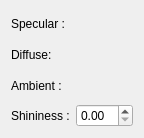
Old version of the form src/basic/materialeditor.ui in the repository alchmalu/basicvortex.
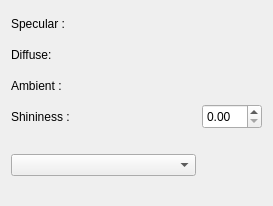
New version of the form.

Commit message: Ajout de l'aperçu des textures / Modification de l'aperçu de la bbox

Diff of the .ui file:
```diff
--- a/src/basic/materialeditor.ui
+++ b/src/basic/materialeditor.ui
@@ -6,8 +6,8 @@
    <rect>
     <x>0</x>
     <y>0</y>
-    <width>141</width>
-    <height>136</height>
+    <width>273</width>
+    <height>202</height>
    </rect>
   </property>
   <property name="windowTitle">
@@ -21,6 +21,94 @@
      </property>
     </widget>
    </item>
+   <item row="4" column="1">
+    <widget class="QDoubleSpinBox" name="spinBoxShininess">
+     <property name="minimumSize">
+      <size>
+       <width>60</width>
+       <height>25</height>
+      </size>
+     </property>
+     <property name="maximumSize">
+      <size>
+       <width>60</width>
+       <height>25</height>
+      </size>
+     </property>
+    </widget>
+   </item>
+   <item row="5" column="0">
+    <widget class="QComboBox" name="comboBoxTexture"/>
+   </item>
+   <item row="1" column="1">
+    <widget class="QPushButton" name="diffuseButton">
+     <property name="minimumSize">
+      <size>
+       <width>60</width>
+       <height>25</height>
+      </size>
+     </property>
+     <property name="maximumSize">
+      <size>
+       <width>60</width>
+       <height>25</height>
+      </size>
+     </property>
+     <property name="autoFillBackground">
+      <bool>true</bool>
+     </property>
+     <property name="text">
+      <string/>
+     </property>
+     <property name="iconSize">
+      <size>
+       <width>60</width>
+       <height>25</height>
+      </size>
+     </property>
+     <property name="flat">
+      <bool>true</bool>
+     </property>
+    </widget>
+   </item>
+   <item row="0" column="1">
+    <widget class="QPushButton" name="specularButton">
+     <property name="minimumSize">
+      <size>
+       <width>60</width>
+       <height>25</height>
+      </size>
+     </property>
+     <property name="maximumSize">
+      <size>
+       <width>60</width>
+       <height>25</height>
+      </size>
+     </property>
+     <property name="autoFillBackground">
+      <bool>true</bool>
+     </property>
+     <property name="text">
+      <string/>
+     </property>
+     <property name="iconSize">
+      <size>
+       <width>60</width>
+       <height>25</height>
+      </size>
+     </property>
+     <property name="flat">
+      <bool>true</bool>
+     </property>
+    </widget>
+   </item>
+   <item row="1" column="0">
+    <widget class="QLabel" name="labelDiffuse">
+     <property name="text">
+      <string>Diffuse:</string>
+     </property>
+    </widget>
+   </item>
    <item row="2" column="0">
     <widget class="QLabel" name="labelAmbient">
      <property name="text">
@@ -28,37 +116,39 @@
      </property>
     </widget>
    </item>
-   <item row="3" column="0">
+   <item row="4" column="0">
     <widget class="QLabel" name="labelShininess">
      <property name="text">
       <string>Shininess :</string>
      </property>
     </widget>
    </item>
-   <item row="1" column="0">
-    <widget class="QLabel" name="labelDiffuse">
-     <property name="text">
-      <string>Diffuse:</string>
-     </property>
-    </widget>
-   </item>
-   <item row="1" column="1">
-    <widget class="QPushButton" name="diffuseButton">
+   <item row="5" column="1">
+    <widget class="QPushButton" name="textureButton">
      <property name="minimumSize">
       <size>
-       <width>25</width>
-       <height>25</height>
+       <width>60</width>
+       <height>60</height>
+      </size>
+     </property>
+     <property name="maximumSize">
+      <size>
+       <width>60</width>
+       <height>60</height>
       </size>
      </property>
      <property name="autoFillBackground">
       <bool>true</bool>
      </property>
-     <property name="styleSheet">
-      <string notr="true"/>
-     </property>
      <property name="text">
       <string/>
      </property>
+     <property name="iconSize">
+      <size>
+       <width>60</width>
+       <height>60</height>
+      </size>
+     </property>
      <property name="flat">
       <bool>true</bool>
      </property>
@@ -68,7 +158,13 @@
     <widget class="QPushButton" name="ambientButton">
      <property name="minimumSize">
       <size>
-       <width>0</width>
+       <width>60</width>
+       <height>25</height>
+      </size>
+     </property>
+     <property name="maximumSize">
+      <size>
+       <width>60</width>
        <height>25</height>
       </size>
      </property>
@@ -81,12 +177,15 @@
      <property name="autoFillBackground">
       <bool>true</bool>
      </property>
-     <property name="styleSheet">
-      <string notr="true"/>
-     </property>
      <property name="text">
       <string/>
      </property>
+     <property name="iconSize">
+      <size>
+       <width>60</width>
+       <height>25</height>
+      </size>
+     </property>
      <property name="autoDefault">
       <bool>true</bool>
      </property>
@@ -98,31 +197,6 @@
      </property>
     </widget>
    </item>
-   <item row="0" column="1">
-    <widget class="QPushButton" name="specularButton">
-     <property name="minimumSize">
-      <size>
-       <width>25</width>
-       <height>25</height>
-      </size>
-     </property>
-     <property name="autoFillBackground">
-      <bool>true</bool>
-     </property>
-     <property name="styleSheet">
-      <string notr="true"/>
-     </property>
-     <property name="text">
-      <string/>
-     </property>
-     <property name="flat">
-      <bool>true</bool>
-     </property>
-    </widget>
-   </item>
-   <item row="3" column="1">
-    <widget class="QDoubleSpinBox" name="spinBoxShininess"/>
-   </item>
   </layout>
  </widget>
  <resources/>
```
The commit also changes 6 other files.
